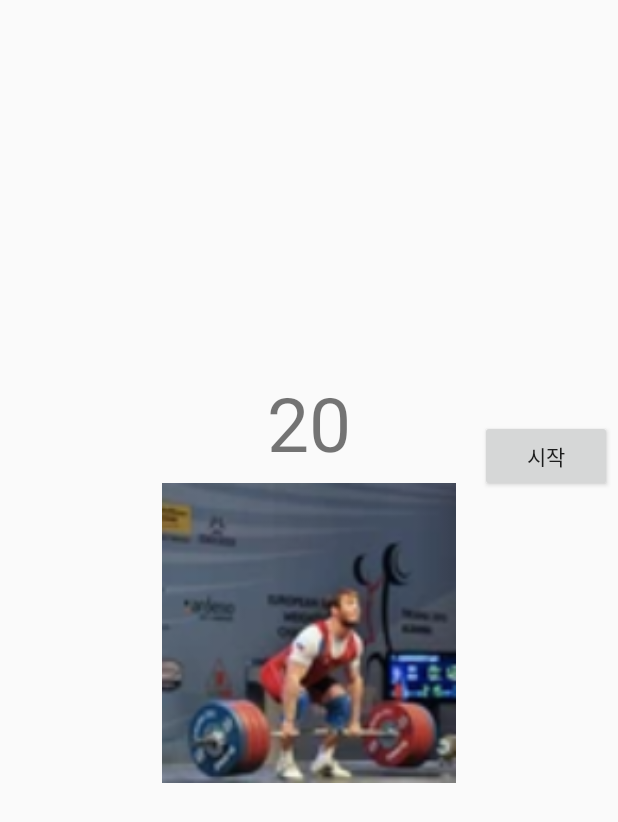
After one commit to Choichanguk/Hackerton, an Android app: the layout activity_weightlifting.xml on its own in the app's theme, with its tools: preview values and no code run, on a phone screen of 412 x 824 dp. The commit adds this screen. Shown: the top 822 px of the screen. Run offline under Robolectric (Android 15) with nearby library versions, the phone set to English and light mode, and no system bars.

Commit message:
푸시푸시2

```diff
--- a/app/src/main/java/com/example/hackerton/MainActivity.java
+++ b/app/src/main/java/com/example/hackerton/MainActivity.java
@@ -27,7 +27,7 @@ public class MainActivity extends AppCompatActivity {
         test1.setOnClickListener(new View.OnClickListener() {
             @Override
             public void onClick(View v) {
-                Intent intent1 = new Intent(getApplicationContext(), test1.class);
+                Intent intent1 = new Intent(getApplicationContext(), Weightlifting.class);
 
                 startActivity(intent1);
             }
--- /dev/null
+++ b/app/src/main/res/layout/activity_weightlifting.xml
@@ -0,0 +1,54 @@
+<?xml version="1.0" encoding="utf-8"?>
+<FrameLayout xmlns:android="http://schemas.android.com/apk/res/android"
+    xmlns:app="http://schemas.android.com/apk/res-auto"
+    xmlns:tools="http://schemas.android.com/tools"
+    android:layout_width="match_parent"
+    android:layout_height="match_parent"
+    android:id="@+id/fl"
+    tools:context=".MainActivity">
+
+    <TextView
+        android:id="@+id/clock"
+        android:layout_width="wrap_content"
+        android:layout_height="wrap_content"
+        android:textSize="50dp"
+        android:layout_marginBottom="130dp"
+        android:layout_gravity="center"
+        android:text="20" />
+
+    <Button
+        android:id="@+id/start_click_button"
+        android:layout_width="wrap_content"
+        android:layout_height="wrap_content"
+        android:layout_marginTop="280dp"
+        android:layout_marginLeft="320dp"
+        android:text="시작" />
+    <!--
+        <Button
+            android:id="@+id/right_click_button"
+            android:layout_width="wrap_content"
+            android:layout_height="wrap_content"
+            android:layout_marginTop="250dp"
+            android:layout_marginLeft="150dp"
+            android:text="Button" />-->
+
+    <ImageView
+        android:id="@+id/ready_motion"
+        android:layout_marginTop="10dp"
+        android:layout_width="200dp"
+        android:layout_height="200dp"
+        android:layout_gravity="center"
+        app:srcCompat="@drawable/a01"
+        tools:ignore="VectorDrawableCompat" />
+
+    <ProgressBar
+        android:id="@+id/progressbar"
+        style="@android:style/Widget.ProgressBar.Horizontal"
+        android:layout_width="200dp"
+        android:layout_height="wrap_content"
+        android:layout_marginLeft="450dp"
+        android:layout_marginTop="170dp"
+        android:max="100"
+        android:progress="0"
+        android:rotation="270" />
+</FrameLayout>
```
Also changed, not shown: app/src/main/AndroidManifest.xml (+7 -4 lines), app/src/main/java/com/example/hackerton/Weightlifting.java (added, +335 -0 lines), app/src/main/res/drawable-v24/a01.png (added), app/src/main/res/drawable-v24/a02.png (added), app/src/main/res/drawable-v24/a03.png (added), app/src/main/res/drawable-v24/a04.png (added), app/src/main/res/drawable-v24/a05.png (added), app/src/main/res/drawable-v24/a06.png (added), app/src/main/res/drawable-v24/a07.png (added), app/src/main/res/drawable-v24/a08.png (added), app/src/main/res/drawable-v24/a09.png (added), app/src/main/res/drawable-v24/a10.png (added), app/src/main/res/drawable-v24/a11.png (added), app/src/main/res/drawable-v24/a12.png (added).
